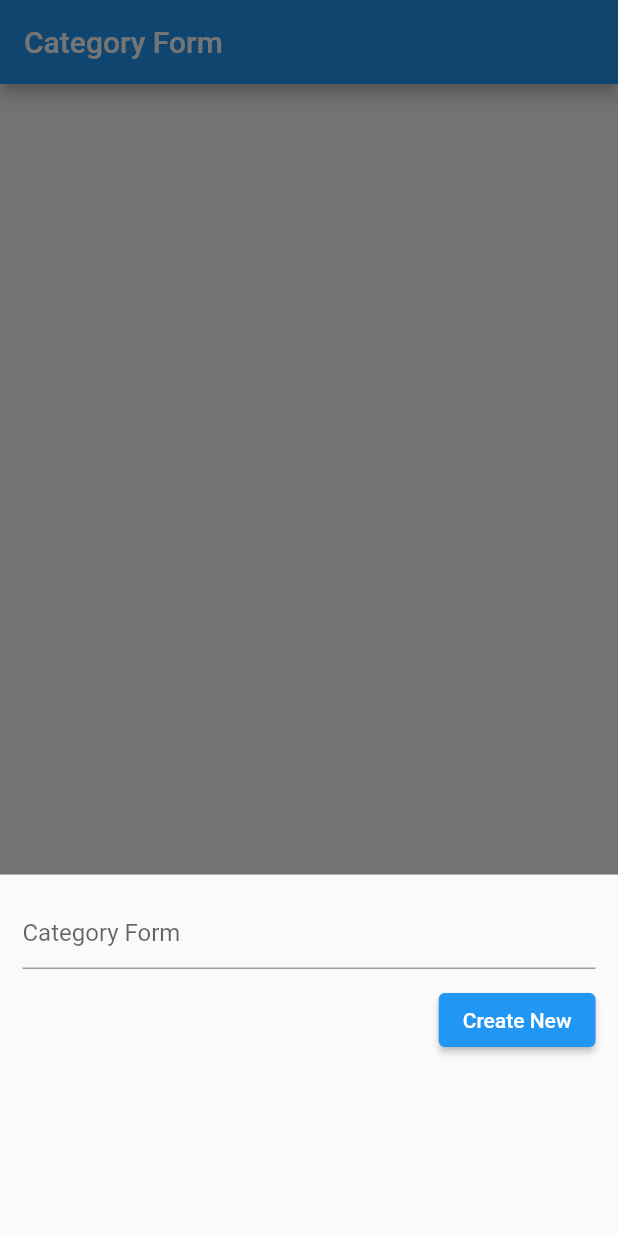
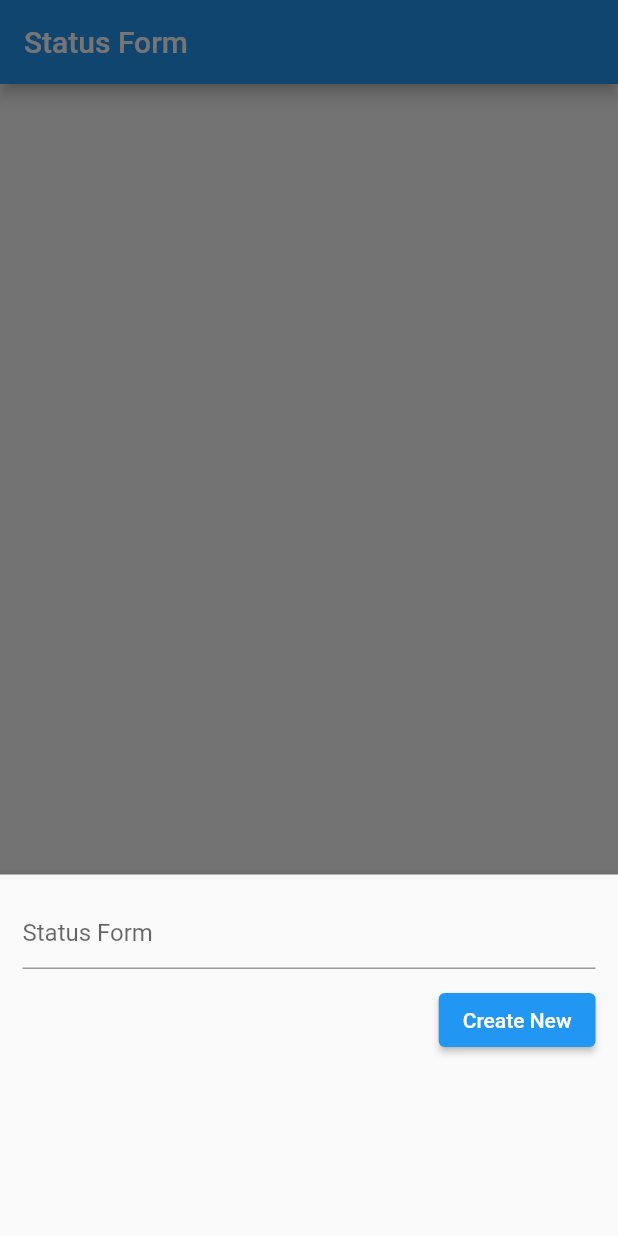
Before and after one commit to nghiamd02/nms, a Flutter app: the screen it shows after launch, after a tap on the "add" icon, on a phone screen of 412 x 824 dp. Run offline on Flutter 3.47's test engine with Material 2 defaults, Android fonts, the phone set to English and light mode, and no system bars; our stand-ins replace sqflite; accounts and stored records are empty.

Commit message:
status, priority

```diff
--- a/lib/spl_helper.dart
+++ b/lib/helpers/category_helper.dart
@@ -1,8 +1,8 @@
 import 'package:flutter/material.dart';
 import 'package:sqflite/sqflite.dart';
-import 'models/category.dart';
+import 'package:nms/models/category.dart';
 
-class SQLHelper {
+class CategoryHelper {
   static Future<void> createCategoryTable(Database database) async {
     await database.execute('''CREATE TABLE Category(
       id INTEGER PRIMARY KEY AUTOINCREMENT NOT NULL,
@@ -13,7 +13,7 @@ class SQLHelper {
 
   static Future<Database> db() async {
     return openDatabase(
-      'demo.db',
+      'category.db',
       version: 1,
       onCreate: (Database database, int version) async {
         await createCategoryTable(database);
@@ -21,33 +21,33 @@ class SQLHelper {
     );
   }
 
-  static Future<int> createCategory(Category Category, refreshJournals) async {
-    final db = await SQLHelper.db();
+  static Future<int> createCategory(Category category, refreshJournals) async {
+    final db = await CategoryHelper.db();
 
-    final id = await db.insert('Category', Category.toMap(),
+    final id = await db.insert('Category', category.toMap(),
         conflictAlgorithm: ConflictAlgorithm.replace);
     return id;
   }
 
   static Future<List<Map<String, dynamic>>> getCategories() async {
-    final db = await SQLHelper.db();
+    final db = await CategoryHelper.db();
     return db.query('Category', orderBy: "id");
   }
 
   static Future<List<Map<String, dynamic>>> getCategory(int id) async {
-    final db = await SQLHelper.db();
+    final db = await CategoryHelper.db();
     return db.query('Category', where: "id = ?", whereArgs: [id], limit: 1);
   }
 
-  static Future<int> updateCategory(Category Category) async {
-    final db = await SQLHelper.db();
-    final result = await db.update('Category', Category.toMap(),
-        where: "id= ?", whereArgs: [Category.id]);
+  static Future<int> updateCategory(Category category) async {
+    final db = await CategoryHelper.db();
+    final result = await db.update('Category', category.toMap(),
+        where: "id= ?", whereArgs: [category.id]);
     return result;
   }
 
   static Future<void> deleteCategory(int id) async {
-    final db = await SQLHelper.db();
+    final db = await CategoryHelper.db();
     try {
       await db.delete("Category", where: "id = ?", whereArgs: [id]);
     } catch (err) {
--- /dev/null
+++ b/lib/helpers/status_helper.dart
@@ -0,0 +1,57 @@
+import 'package:flutter/material.dart';
+import 'package:sqflite/sqflite.dart';
+import 'package:nms/models/status.dart';
+
+class StatusHelper {
+  static Future<void> createStatusTable(Database database) async {
+    await database.execute('''CREATE TABLE Status(
+      id INTEGER PRIMARY KEY AUTOINCREMENT NOT NULL,
+      name TEXT,
+      date TEXT
+      )''');
+  }
+
+  static Future<Database> db() async {
+    return openDatabase(
+      'status.db',
+      version: 1,
+      onCreate: (Database database, int version) async {
+        await createStatusTable(database);
+      },
+    );
+  }
+
+  static Future<int> createStatus(Status status, refreshJournals) async {
+    final db = await StatusHelper.db();
+
+    final id = await db.insert('Status', status.toMap(),
+        conflictAlgorithm: ConflictAlgorithm.replace);
+    return id;
+  }
+
+  static Future<List<Map<String, dynamic>>> getStatuses() async {
+    final db = await StatusHelper.db();
+    return db.query('Status', orderBy: "id");
+  }
+
+  static Future<List<Map<String, dynamic>>> getStatus(int id) async {
+    final db = await StatusHelper.db();
+    return db.query('Status', where: "id = ?", whereArgs: [id], limit: 1);
+  }
+
+  static Future<int> updateStatus(Status status) async {
+    final db = await StatusHelper.db();
+    final result = await db.update('Status', status.toMap(),
+        where: "id= ?", whereArgs: [status.id]);
+    return result;
+  }
+
+  static Future<void> deleteStatus(int id) async {
+    final db = await StatusHelper.db();
+    try {
+      await db.delete("Status", where: "id = ?", whereArgs: [id]);
+    } catch (err) {
+      debugPrint("Something went wrong when deleting an Status: $err");
+    }
+  }
+}
--- a/lib/main.dart
+++ b/lib/main.dart
@@ -1,6 +1,9 @@
 import 'package:flutter/material.dart';
-import 'screens/category.dart';
+import 'package:nms/screens/category_screen.dart';
+import 'package:nms/screens/priority_screen.dart';
+import 'package:nms/screens/status_screen.dart';
+
 
 void main() {
-  runApp(const CategoryScreen());
+  runApp(const StatusScreen());
 }
--- a/lib/models/priority.dart
+++ b/lib/models/priority.dart
@@ -1,6 +1,11 @@
 class Priority {
-  final String? title;
-  final DateTime? createAt;
+  final int? id;
+  final String? name;
+  final String? date;
 
-  Priority({required this.title}) : createAt = DateTime.now();
+  Priority({this.id, this.name, this.date});
+
+  Map<String, dynamic> toMap() {
+    return {'id': id, 'name': name, 'date': date};
+  }
 }
--- a/lib/models/status.dart
+++ b/lib/models/status.dart
@@ -1,6 +1,11 @@
 class Status {
-  final String? title;
-  final DateTime? createAt;
+  final int? id;
+  final String? name;
+  final String? date;
 
-  Status({required this.title}) : createAt = DateTime.now();
+  Status({this.id, this.name, this.date});
+
+  Map<String, dynamic> toMap() {
+    return {'id': id, 'name': name, 'date': date};
+  }
 }
--- /dev/null
+++ b/lib/screens/status_screen.dart
@@ -0,0 +1,172 @@
+import 'package:flutter/material.dart';
+import 'package:nms/models/status.dart';
+import 'package:nms/helpers/status_helper.dart';
+import 'package:intl/intl.dart';
+
+class StatusScreen extends StatelessWidget {
+  const StatusScreen({super.key});
+
+  @override
+  Widget build(BuildContext context) {
+    return const MaterialApp(
+      home: _HomePage(),
+    ); // MaterialApp
+  }
+}
+
+class _HomePage extends StatefulWidget {
+  const _HomePage({Key? key}) : super(key: key);
+
+  @override
+  State<_HomePage> createState() => _HomePageState();
+}
+
+class _HomePageState extends State<_HomePage> {
+  List<Map<String, dynamic>> _journals = [];
+  bool _isLoading = true;
+
+  Future<void> _refreshJournals() async {
+    final data = await StatusHelper.getStatuses();
+
+    setState(() {
+      _journals = data;
+      _isLoading = false;
+    });
+  }
+
+  @override
+  void initState() {
+    super.initState();
+    _refreshJournals();
+  } // Loading the
+
+// diary when the app starts
+  final TextEditingController _nameController = TextEditingController();
+
+  void _showForm(int? id) async {
+    if (id != null) {
+      final existingJournal =
+      _journals.firstWhere((element) => element['id'] == id);
+      _nameController.text = existingJournal['name'];
+    }
+    showModalBottomSheet(
+        context: context,
+        elevation: 5,
+        isScrollControlled: true,
+        builder: (_) => Container(
+          padding: EdgeInsets.only(
+            top: 15,
+            left: 15,
+            right: 15,
+            bottom: MediaQuery.of(context).viewInsets.bottom + 120,
+          ), // EdgeInsets.only
+          child: Column(
+            mainAxisSize: MainAxisSize.min,
+            crossAxisAlignment: CrossAxisAlignment.end,
+            children: [
+              TextFormField(
+                controller: _nameController,
+                decoration:
+                const InputDecoration(hintText: 'Status Form'),
+              ), // TextFormField
+              const SizedBox(
+                height: 10,
+              ), // SizedBox
+              // SizedBox
+
+              ElevatedButton(
+                onPressed: () async {
+                  if (id == null) {
+                    await _addStatus();
+                  }
+
+                  if (id != null) {
+                    await _updateStatus(id);
+                  }
+
+                  _nameController.text = '';
+
+                  if (!mounted) return;
+                  Navigator.of(context).pop();
+                },
+                child: Text(id == null ? 'Create New' : 'Update'),
+              )
+            ],
+          ),
+        ));
+  }
+
+  Future<void> _addStatus() async {
+    await StatusHelper.createStatus(
+        Status(
+            name: _nameController.text, date: getCurrentDateTime()),
+            () {});
+    _refreshJournals();
+  }
+
+  Future<void> _updateStatus(int id) async {
+    await StatusHelper.updateStatus(
+        Status(id: id, name: _nameController.text));
+
+    _refreshJournals();
+  }
+
+  Future<void> _deleteStatus(int id) async {
+    await StatusHelper.deleteStatus(id);
+
+    if (!mounted) return;
+    ScaffoldMessenger.of(context).showSnackBar(const SnackBar(
+      content: Text('Successfully deleted a status!'),
+    )); // SnackBar
+    _refreshJournals();
+  }
+
+  @override
+  Widget build(BuildContext context) {
+    return Scaffold(
+      appBar: AppBar(
+        title: const Text('Status Form'),
+      ), // AppBar
+
+      body: _isLoading
+          ? const Center(
+        child: CircularProgressIndicator(),
+      ) // Center
+          : ListView.builder(
+        itemCount: _journals.length,
+        itemBuilder: (context, index) => Card(
+          color: Colors.orange[200],
+          margin: const EdgeInsets.all(15),
+          child: ListTile(
+              title: Text("Name: ${_journals[index]['name']}"),
+              subtitle: Text(getCurrentDateTime().toString()),
+              trailing: SizedBox(
+                width: 100,
+                child: Row(
+                  children: [
+                    IconButton(
+                      icon: const Icon(Icons.edit),
+                      onPressed: () => _showForm(_journals[index]['id']),
+                    ), // IconButton
+                    IconButton(
+                      icon: const Icon(Icons.delete),
+                      onPressed: () =>
+                          _deleteStatus(_journals[index]['id']),
+                    ),
+                  ],
+                ),
+              )),
+        ),
+      ),
+
+      floatingActionButton: FloatingActionButton(
+        child: const Icon(Icons.add),
+        onPressed: () => _showForm(null),
+      ), // FloatingActionButton
+    ); // Scaffold
+  }
+}
+
+String getCurrentDateTime() {
+  return DateFormat('dd/MM/yyyy h:mm a').format(DateTime.now());
+}
--- a/pubspec.yaml
+++ b/pubspec.yaml
@@ -32,10 +32,12 @@ dependencies:
     sdk: flutter
 
 
+
   # The following adds the Cupertino Icons font to your application.
   # Use with the CupertinoIcons class for iOS style icons.
   cupertino_icons: ^1.0.2
   sqflite: ^2.2.8+4
+  intl: ^0.18.1
 
 dev_dependencies:
   flutter_test:
```
Also changed, not shown: lib/helpers/priority_helper.dart (added, +57 -0 lines), lib/screens/category_screen.dart (renamed from lib/screens/category.dart, +9 -8 lines), lib/screens/priority_screen.dart (added, +172 -0 lines).
